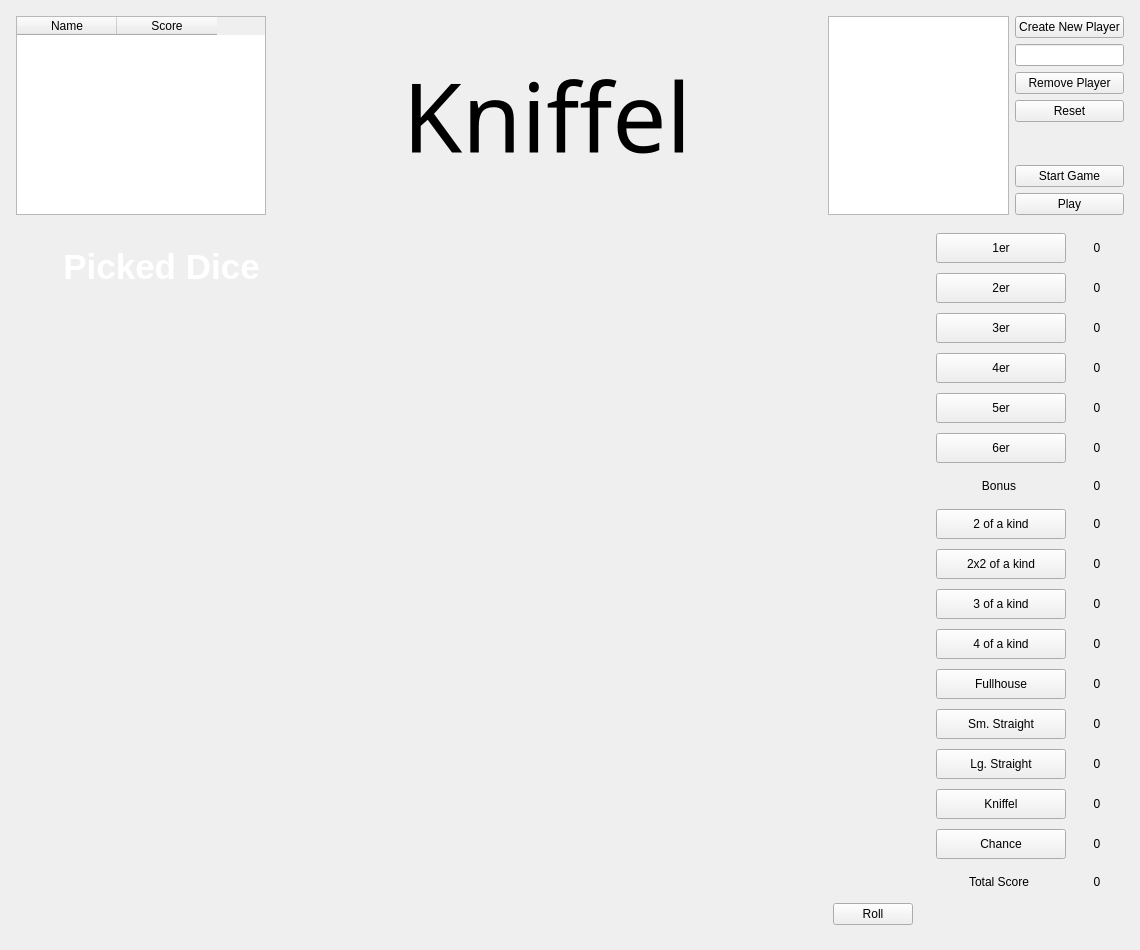
Qt form Kniffel.ui (MoVo01/Kniffel) before a commit.
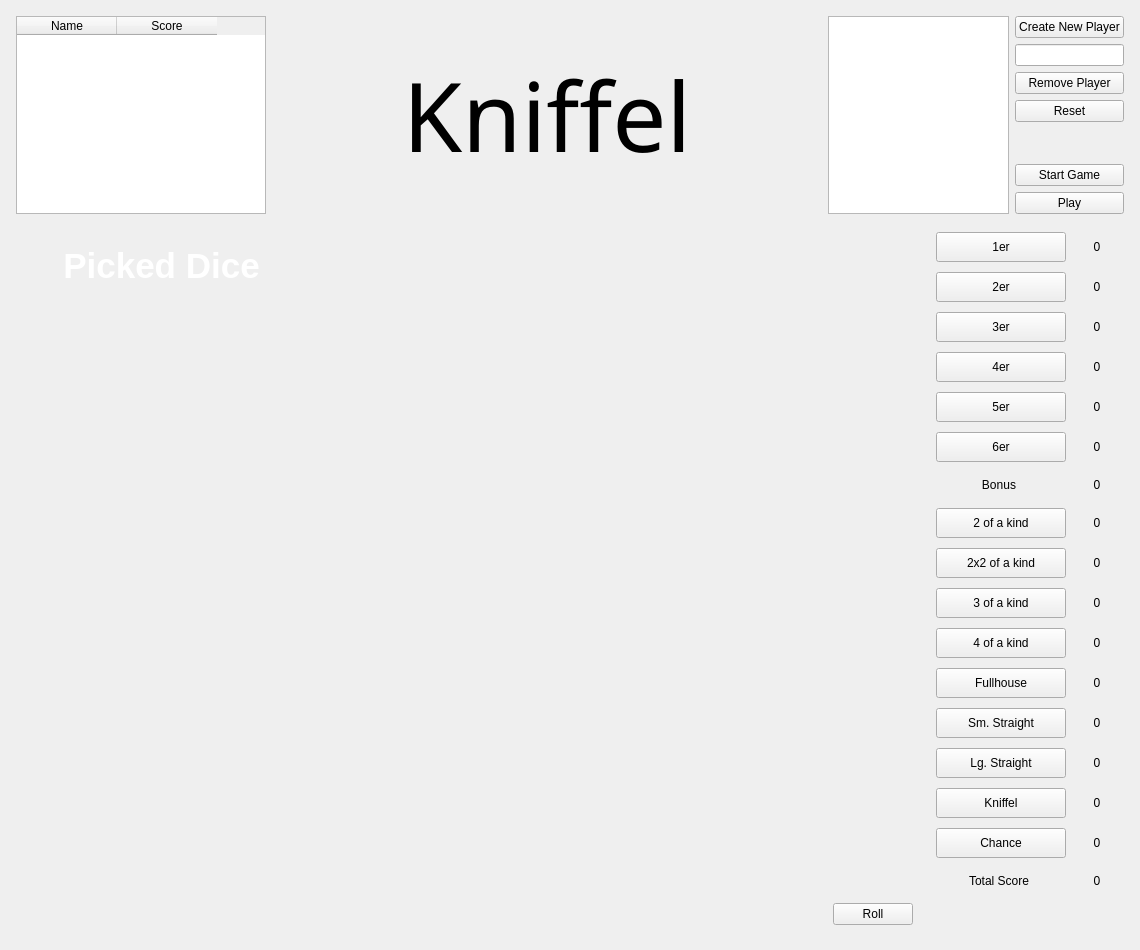
The same form after that commit. Icons and pictures are not drawn. Custom widgets are drawn as their Qt base class.

The edit to the form file:
```diff
--- a/Kniffel.ui
+++ b/Kniffel.ui
@@ -57,6 +57,12 @@
            <height>0</height>
           </size>
          </property>
+         <property name="maximumSize">
+          <size>
+           <width>16777215</width>
+           <height>200</height>
+          </size>
+         </property>
          <column>
           <property name="text">
            <string>Name</string>
@@ -92,6 +98,12 @@
          <height>0</height>
         </size>
        </property>
+       <property name="maximumSize">
+        <size>
+         <width>16777215</width>
+         <height>200</height>
+        </size>
+       </property>
        <property name="font">
         <font>
          <family>Lucida Calligraphy</family>
@@ -130,7 +142,7 @@
        <property name="maximumSize">
         <size>
          <width>16777215</width>
-         <height>16777215</height>
+         <height>200</height>
         </size>
        </property>
       </widget>
@@ -166,6 +178,9 @@
          <property name="orientation">
           <enum>Qt::Vertical</enum>
          </property>
+         <property name="sizeType">
+          <enum>QSizePolicy::Maximum</enum>
+         </property>
          <property name="sizeHint" stdset="0">
           <size>
            <width>20</width>
```
